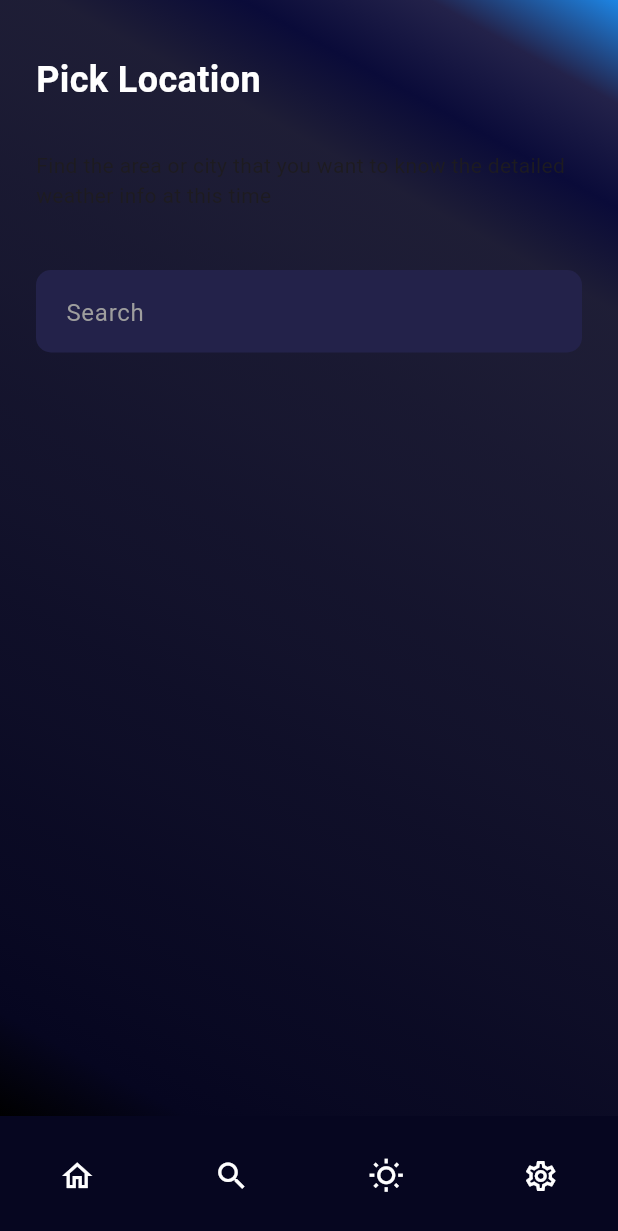
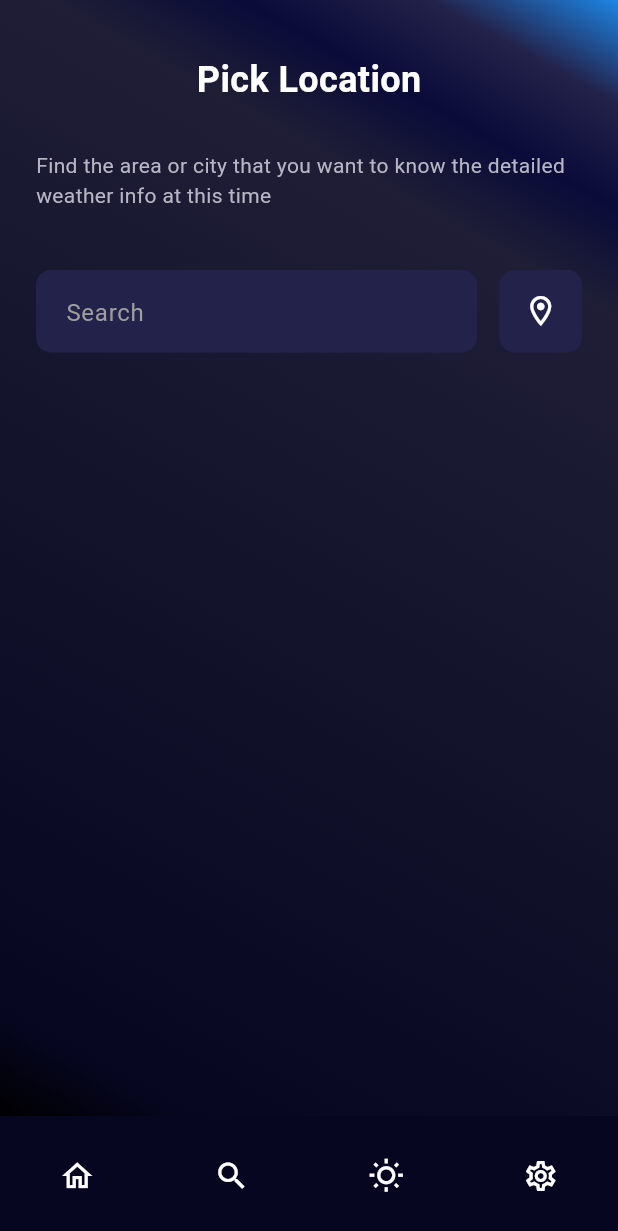
Before and after one commit to NguyenNhatHuynh/Weather-App-RestAPI, a Flutter app: the screen it shows after launch, item 2 of the bottom bar chosen, on a phone screen of 412 x 824 dp. Shown: the top 1231 px of the screen. Run offline on Flutter 3.47's test engine with Material 3 defaults, Android fonts, the phone set to English and light mode, and no system bars; our stand-ins replace dio, flutter_riverpod, geolocator, jiffy.

Commit message:
Design UI Search Screen

```diff
--- a/lib/screens/search_screen.dart
+++ b/lib/screens/search_screen.dart
@@ -1,4 +1,5 @@
 import 'package:flutter/material.dart';
+import 'package:weather_app_restapi/constants/app_colors.dart';
 import 'package:weather_app_restapi/constants/text_styles.dart';
 import 'package:weather_app_restapi/views/gradient_container.dart';
 import 'package:weather_app_restapi/widgets/round_text_field.dart';
@@ -30,13 +31,15 @@ class _SearchScreenState extends State<SearchScreen> {
     return Scaffold(
       body: GradientContainer(
         children: [
-          Text(
-            'Pick Location',
-            style: TextStyles.h1,
-          ),
-          const SizedBox(height: 30),
-          Text(
-            'Find the area or city that you want to know the detailed weather info at this time',
+          Column(
+            children: [
+              Text('Pick Location', style: TextStyles.h1),
+              const SizedBox(height: 30),
+              Text(
+                'Find the area or city that you want to know the detailed weather info at this time',
+                style: TextStyles.subtitleText,
+              ),
+            ],
           ),
           const SizedBox(height: 40),
           Row(
@@ -46,6 +49,8 @@ class _SearchScreenState extends State<SearchScreen> {
                   controller: _controller,
                 ),
               ),
+              const SizedBox(width: 15),
+              LocationIcon(),
             ],
           ),
         ],
@@ -53,3 +58,23 @@ class _SearchScreenState extends State<SearchScreen> {
     );
   }
 }
+
+class LocationIcon extends StatelessWidget {
+  const LocationIcon({super.key});
+
+  @override
+  Widget build(BuildContext context) {
+    return Container(
+      height: 55,
+      width: 55,
+      decoration: BoxDecoration(
+        borderRadius: BorderRadius.circular(10),
+        color: AppColors.accentBlue,
+      ),
+      child: const Icon(
+        Icons.location_on_outlined,
+        color: Colors.white,
+      ),
+    );
+  }
+}
```
